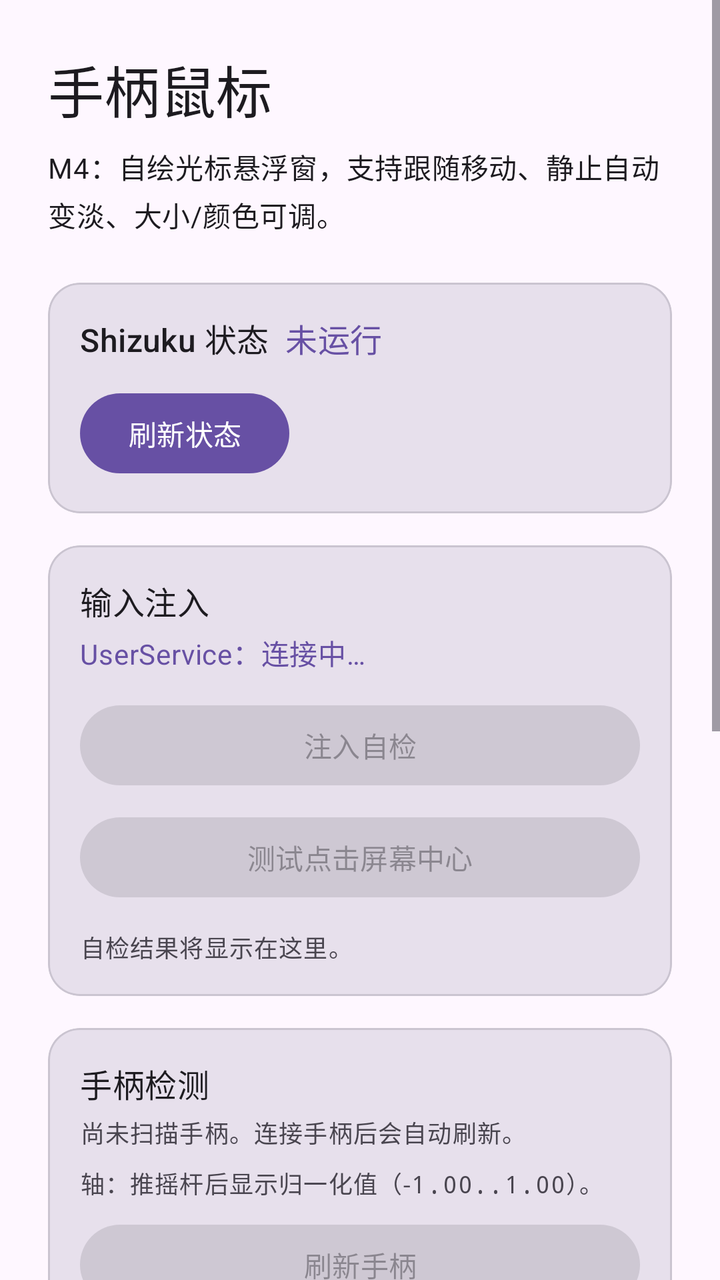
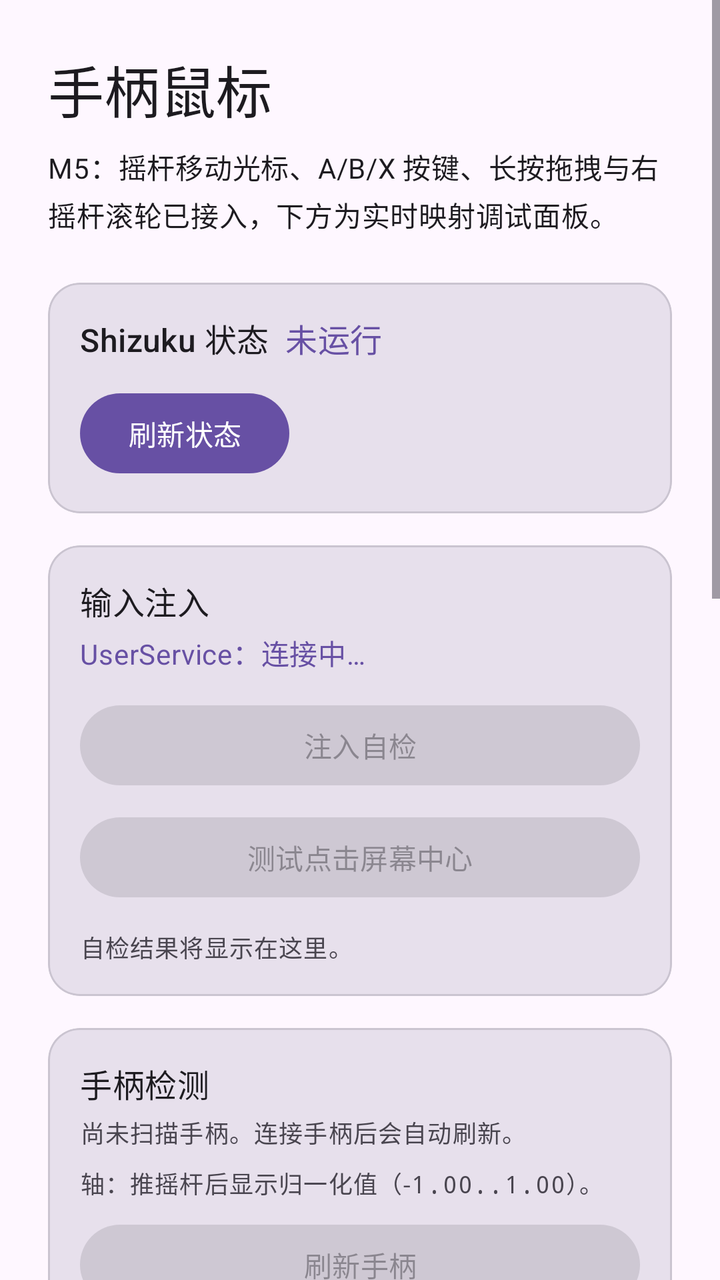

Compare the two renders of this Android layout. The source of the first and the diff that turns it into the second are given below.
<!-- AndroidManifest.xml: application theme Theme.PadMouse -->
<!-- res/layout/activity_main.xml -->
<?xml version="1.0" encoding="utf-8"?>
<ScrollView xmlns:android="http://schemas.android.com/apk/res/android"
    xmlns:app="http://schemas.android.com/apk/res-auto"
    android:layout_width="match_parent"
    android:layout_height="match_parent"
    android:fillViewport="true">

    <LinearLayout
        android:layout_width="match_parent"
        android:layout_height="wrap_content"
        android:orientation="vertical"
        android:padding="24dp">

        <TextView
            android:layout_width="wrap_content"
            android:layout_height="wrap_content"
            android:text="@string/main_title"
            android:textAppearance="?attr/textAppearanceHeadlineMedium" />

        <TextView
            android:layout_width="wrap_content"
            android:layout_height="wrap_content"
            android:layout_marginTop="8dp"
            android:text="@string/main_placeholder_hint"
            android:textAppearance="?attr/textAppearanceBodyMedium" />

        <com.google.android.material.card.MaterialCardView
            android:layout_width="match_parent"
            android:layout_height="wrap_content"
            android:layout_marginTop="24dp"
            app:cardBackgroundColor="?attr/colorSurfaceVariant"
            app:cardCornerRadius="16dp"
            app:cardElevation="0dp">

            <LinearLayout
                android:layout_width="match_parent"
                android:layout_height="wrap_content"
                android:orientation="vertical"
                android:padding="16dp">

                <LinearLayout
                    android:layout_width="match_parent"
                    android:layout_height="wrap_content"
                    android:gravity="center_vertical"
                    android:orientation="horizontal">

                    <TextView
                        android:layout_width="wrap_content"
                        android:layout_height="wrap_content"
                        android:text="@string/shizuku_status_label"
                        android:textAppearance="?attr/textAppearanceTitleMedium" />

                    <TextView
                        android:id="@+id/shizuku_status_value"
                        android:layout_width="wrap_content"
                        android:layout_height="wrap_content"
                        android:layout_marginStart="8dp"
                        android:text="@string/shizuku_status_not_running"
                        android:textAppearance="?attr/textAppearanceTitleMedium"
                        android:textColor="?attr/colorPrimary" />

                </LinearLayout>

                <TextView
                    android:id="@+id/shizuku_hint"
                    android:layout_width="match_parent"
                    android:layout_height="wrap_content"
                    android:layout_marginTop="8dp"
                    android:textAppearance="?attr/textAppearanceBodyMedium"
                    android:visibility="gone" />

                <LinearLayout
                    android:layout_width="match_parent"
                    android:layout_height="wrap_content"
                    android:layout_marginTop="12dp"
                    android:orientation="horizontal">

                    <Button
                        android:id="@+id/button_refresh_shizuku"
                        android:layout_width="wrap_content"
                        android:layout_height="wrap_content"
                        android:text="@string/shizuku_action_refresh" />

                    <Button
                        android:id="@+id/button_request_shizuku"
                        android:layout_width="wrap_content"
                        android:layout_height="wrap_content"
                        android:layout_marginStart="8dp"
                        android:text="@string/shizuku_action_request"
                        android:visibility="gone" />

                    <Button
                        android:id="@+id/button_install_shizuku"
                        android:layout_width="wrap_content"
                        android:layout_height="wrap_content"
                        android:layout_marginStart="8dp"
                        android:text="@string/shizuku_action_install"
                        android:visibility="gone" />

                </LinearLayout>

            </LinearLayout>

        </com.google.android.material.card.MaterialCardView>

        <com.google.android.material.card.MaterialCardView
            android:layout_width="match_parent"
            android:layout_height="wrap_content"
            android:layout_marginTop="16dp"
            app:cardBackgroundColor="?attr/colorSurfaceVariant"
            app:cardCornerRadius="16dp"
            app:cardElevation="0dp">

            <LinearLayout
                android:layout_width="match_parent"
                android:layout_height="wrap_content"
                android:orientation="vertical"
                android:padding="16dp">

                <TextView
                    android:layout_width="wrap_content"
                    android:layout_height="wrap_content"
                    android:text="@string/inject_card_title"
                    android:textAppearance="?attr/textAppearanceTitleMedium" />

                <TextView
                    android:id="@+id/inject_service_status"
                    android:layout_width="match_parent"
                    android:layout_height="wrap_content"
                    android:layout_marginTop="4dp"
                    android:text="@string/inject_service_status_connecting"
                    android:textAppearance="?attr/textAppearanceBodyMedium"
                    android:textColor="?attr/colorPrimary" />

                <Button
                    android:id="@+id/button_self_test"
                    android:layout_width="match_parent"
                    android:layout_height="wrap_content"
                    android:layout_marginTop="12dp"
                    android:enabled="false"
                    android:text="@string/inject_action_self_test" />

                <Button
                    android:id="@+id/button_test_tap"
                    android:layout_width="match_parent"
                    android:layout_height="wrap_content"
                    android:layout_marginTop="8dp"
                    android:enabled="false"
                    android:text="@string/inject_action_test_tap" />

                <TextView
                    android:id="@+id/inject_result"
                    android:layout_width="match_parent"
                    android:layout_height="wrap_content"
                    android:layout_marginTop="12dp"
                    android:fontFamily="monospace"
                    android:text="@string/inject_result_idle"
                    android:textAppearance="?attr/textAppearanceBodySmall"
                    android:textIsSelectable="true" />

            </LinearLayout>

        </com.google.android.material.card.MaterialCardView>

        <com.google.android.material.card.MaterialCardView
            android:layout_width="match_parent"
            android:layout_height="wrap_content"
            android:layout_marginTop="16dp"
            app:cardBackgroundColor="?attr/colorSurfaceVariant"
            app:cardCornerRadius="16dp"
            app:cardElevation="0dp">

            <LinearLayout
                android:layout_width="match_parent"
                android:layout_height="wrap_content"
                android:orientation="vertical"
                android:padding="16dp">

                <TextView
                    android:layout_width="wrap_content"
                    android:layout_height="wrap_content"
                    android:text="@string/gamepad_card_title"
                    android:textAppearance="?attr/textAppearanceTitleMedium" />

                <TextView
                    android:id="@+id/gamepad_summary"
                    android:layout_width="match_parent"
                    android:layout_height="wrap_content"
                    android:layout_marginTop="4dp"
                    android:fontFamily="monospace"
                    android:text="@string/gamepad_summary_idle"
                    android:textAppearance="?attr/textAppearanceBodySmall"
                    android:textIsSelectable="true" />

                <TextView
                    android:id="@+id/gamepad_axes"
                    android:layout_width="match_parent"
                    android:layout_height="wrap_content"
                    android:layout_marginTop="8dp"
                    android:fontFamily="monospace"
                    android:text="@string/gamepad_axes_idle"
                    android:textAppearance="?attr/textAppearanceBodySmall" />

                <Button
                    android:id="@+id/button_refresh_gamepad"
                    android:layout_width="match_parent"
                    android:layout_height="wrap_content"
                    android:layout_marginTop="8dp"
                    android:enabled="false"
                    android:text="@string/gamepad_action_refresh" />

                <TextView
                    android:layout_width="match_parent"
                    android:layout_height="wrap_content"
                    android:layout_marginTop="12dp"
                    android:text="@string/gamepad_events_title"
                    android:textAppearance="?attr/textAppearanceTitleSmall" />

                <TextView
                    android:id="@+id/gamepad_events"
                    android:layout_width="match_parent"
                    android:layout_height="wrap_content"
                    android:layout_marginTop="4dp"
                    android:fontFamily="monospace"
                    android:text="@string/gamepad_events_idle"
                    android:textAppearance="?attr/textAppearanceBodySmall"
                    android:textIsSelectable="true" />

            </LinearLayout>

        </com.google.android.material.card.MaterialCardView>

        <com.google.android.material.card.MaterialCardView
            android:layout_width="match_parent"
            android:layout_height="wrap_content"
            android:layout_marginTop="16dp"
            app:cardBackgroundColor="?attr/colorSurfaceVariant"
            app:cardCornerRadius="16dp"
            app:cardElevation="0dp">

            <LinearLayout
                android:layout_width="match_parent"
                android:layout_height="wrap_content"
                android:orientation="vertical"
                android:padding="16dp">

                <TextView
                    android:layout_width="wrap_content"
                    android:layout_height="wrap_content"
                    android:text="@string/cursor_card_title"
                    android:textAppearance="?attr/textAppearanceTitleMedium" />

                <LinearLayout
                    android:layout_width="match_parent"
                    android:layout_height="wrap_content"
                    android:layout_marginTop="8dp"
                    android:gravity="center_vertical"
                    android:orientation="horizontal">

                    <TextView
                        android:layout_width="wrap_content"
                        android:layout_height="wrap_content"
                        android:text="@string/cursor_overlay_permission_label"
                        android:textAppearance="?attr/textAppearanceBodyMedium" />

                    <TextView
                        android:id="@+id/overlay_status_value"
                        android:layout_width="wrap_content"
                        android:layout_height="wrap_content"
                        android:layout_marginStart="8dp"
                        android:text="@string/cursor_overlay_denied"
                        android:textAppearance="?attr/textAppearanceBodyMedium"
                        android:textColor="?attr/colorPrimary" />

                    <Button
                        android:id="@+id/button_grant_overlay"
                        android:layout_width="wrap_content"
                        android:layout_height="wrap_content"
                        android:layout_marginStart="8dp"
                        android:text="@string/cursor_action_grant_overlay" />

                </LinearLayout>

                <androidx.appcompat.widget.SwitchCompat
                    android:id="@+id/switch_cursor"
                    android:layout_width="match_parent"
                    android:layout_height="wrap_content"
                    android:layout_marginTop="12dp"
                    android:text="@string/cursor_action_toggle" />

                <LinearLayout
                    android:layout_width="match_parent"
                    android:layout_height="wrap_content"
                    android:layout_marginTop="16dp"
                    android:gravity="center_vertical"
                    android:orientation="horizontal">

                    <TextView
                        android:layout_width="0dp"
                        android:layout_height="wrap_content"
                        android:layout_weight="1"
                        android:text="@string/cursor_size_label"
                        android:textAppearance="?attr/textAppearanceBodyMedium" />

                    <TextView
                        android:id="@+id/cursor_size_value"
                        android:layout_width="wrap_content"
                        android:layout_height="wrap_content"
                        android:text="@string/cursor_size_value_default"
                        android:textAppearance="?attr/textAppearanceBodyMedium"
                        android:textColor="?attr/colorPrimary" />

                </LinearLayout>

                <SeekBar
                    android:id="@+id/seek_cursor_size"
                    android:layout_width="match_parent"
                    android:layout_height="wrap_content" />

                <LinearLayout
                    android:layout_width="match_parent"
                    android:layout_height="wrap_content"
                    android:layout_marginTop="8dp"
                    android:gravity="center_vertical"
                    android:orientation="horizontal">

                    <TextView
                        android:layout_width="0dp"
                        android:layout_height="wrap_content"
                        android:layout_weight="1"
                        android:text="@string/cursor_idle_label"
                        android:textAppearance="?attr/textAppearanceBodyMedium" />

                    <TextView
                        android:id="@+id/cursor_idle_value"
                        android:layout_width="wrap_content"
                        android:layout_height="wrap_content"
                        android:text="@string/cursor_idle_value_default"
                        android:textAppearance="?attr/textAppearanceBodyMedium"
                        android:textColor="?attr/colorPrimary" />

                </LinearLayout>

                <SeekBar
                    android:id="@+id/seek_cursor_idle"
                    android:layout_width="match_parent"
                    android:layout_height="wrap_content" />

                <TextView
                    android:layout_width="wrap_content"
                    android:layout_height="wrap_content"
                    android:layout_marginTop="8dp"
                    android:text="@string/cursor_color_label"
                    android:textAppearance="?attr/textAppearanceBodyMedium" />

                <RadioGroup
                    android:id="@+id/radio_group_cursor_color"
                    android:layout_width="match_parent"
                    android:layout_height="wrap_content"
                    android:layout_marginTop="4dp"
                    android:orientation="horizontal">

                    <RadioButton
                        android:id="@+id/radio_cursor_white"
                        android:layout_width="wrap_content"
                        android:layout_height="wrap_content"
                        android:text="@string/cursor_color_white" />

                    <RadioButton
                        android:id="@+id/radio_cursor_black"
                        android:layout_width="wrap_content"
                        android:layout_height="wrap_content"
                        android:layout_marginStart="8dp"
                        android:text="@string/cursor_color_black" />

                    <RadioButton
                        android:id="@+id/radio_cursor_yellow"
                        android:layout_width="wrap_content"
                        android:layout_height="wrap_content"
                        android:layout_marginStart="8dp"
                        android:text="@string/cursor_color_yellow" />

                </RadioGroup>

            </LinearLayout>

        </com.google.android.material.card.MaterialCardView>

    </LinearLayout>

</ScrollView>
<!-- resources referenced by this layout -->
<resources>
  <string name="cursor_action_grant_overlay">授予悬浮窗权限</string>
  <string name="cursor_action_toggle">显示光标（悬浮窗）</string>
  <string name="cursor_card_title">光标悬浮窗</string>
  <string name="cursor_color_black">黑色</string>
  <string name="cursor_color_label">光标颜色</string>
  <string name="cursor_color_white">白色</string>
  <string name="cursor_color_yellow">黄色</string>
  <string name="cursor_idle_label">静止后自动变淡</string>
  <string name="cursor_idle_value_default">3 秒</string>
  <string name="cursor_overlay_denied">未授予</string>
  <string name="cursor_overlay_permission_label">悬浮窗权限</string>
  <string name="cursor_size_label">光标大小</string>
  <string name="cursor_size_value_default">28 dp</string>
  <string name="gamepad_action_refresh">刷新手柄</string>
  <string name="gamepad_axes_idle">轴：推摇杆后显示归一化值（-1.00..1.00）。</string>
  <string name="gamepad_card_title">手柄检测</string>
  <string name="gamepad_events_idle">按键事件将显示在这里。</string>
  <string name="gamepad_events_title">最近按键事件（最多 10 条）</string>
  <string name="gamepad_summary_idle">尚未扫描手柄。连接手柄后会自动刷新。</string>
  <string name="inject_action_self_test">注入自检</string>
  <string name="inject_action_test_tap">测试点击屏幕中心</string>
  <string name="inject_card_title">输入注入</string>
  <string name="inject_result_idle">自检结果将显示在这里。</string>
  <string name="inject_service_status_connecting">UserService：连接中…</string>
  <string name="main_placeholder_hint">M4：自绘光标悬浮窗，支持跟随移动、静止自动变淡、大小/颜色可调。</string>
  <string name="main_title">手柄鼠标</string>
  <string name="shizuku_action_install">去安装 Shizuku</string>
  <string name="shizuku_action_refresh">刷新状态</string>
  <string name="shizuku_action_request">申请授权</string>
  <string name="shizuku_status_label">Shizuku 状态</string>
  <string name="shizuku_status_not_running">未运行</string>
  <style name="Theme.PadMouse" parent="Theme.Material3.DayNight.NoActionBar" />
</resources>

<!-- the commit's change to res/layout/activity_main.xml (unified diff, before → after) -->
@@ -247,6 +247,76 @@
                 <TextView
                     android:layout_width="wrap_content"
                     android:layout_height="wrap_content"
+                    android:text="@string/mapping_card_title"
+                    android:textAppearance="?attr/textAppearanceTitleMedium" />
+
+                <TextView
+                    android:id="@+id/mapping_status"
+                    android:layout_width="match_parent"
+                    android:layout_height="wrap_content"
+                    android:layout_marginTop="4dp"
+                    android:text="@string/mapping_status_idle"
+                    android:textAppearance="?attr/textAppearanceBodyMedium"
+                    android:textColor="?attr/colorPrimary" />
+
+                <TextView
+                    android:id="@+id/mapping_cursor_value"
+                    android:layout_width="match_parent"
+                    android:layout_height="wrap_content"
+                    android:layout_marginTop="8dp"
+                    android:fontFamily="monospace"
+                    android:text="@string/mapping_cursor_idle"
+                    android:textAppearance="?attr/textAppearanceBodySmall"
+                    android:textIsSelectable="true" />
+
+                <TextView
+                    android:id="@+id/mapping_vector_value"
+                    android:layout_width="match_parent"
+                    android:layout_height="wrap_content"
+                    android:layout_marginTop="4dp"
+                    android:fontFamily="monospace"
+                    android:text="@string/mapping_vector_idle"
+                    android:textAppearance="?attr/textAppearanceBodySmall"
+                    android:textIsSelectable="true" />
+
+                <TextView
+                    android:id="@+id/mapping_action_value"
+                    android:layout_width="match_parent"
+                    android:layout_height="wrap_content"
+                    android:layout_marginTop="4dp"
+                    android:fontFamily="monospace"
+                    android:text="@string/mapping_action_idle"
+                    android:textAppearance="?attr/textAppearanceBodySmall"
+                    android:textIsSelectable="true" />
+
+                <TextView
+                    android:layout_width="match_parent"
+                    android:layout_height="wrap_content"
+                    android:layout_marginTop="12dp"
+                    android:text="@string/mapping_bindings_summary"
+                    android:textAppearance="?attr/textAppearanceBodySmall" />
+
+            </LinearLayout>
+
+        </com.google.android.material.card.MaterialCardView>
+
+        <com.google.android.material.card.MaterialCardView
+            android:layout_width="match_parent"
+            android:layout_height="wrap_content"
+            android:layout_marginTop="16dp"
+            app:cardBackgroundColor="?attr/colorSurfaceVariant"
+            app:cardCornerRadius="16dp"
+            app:cardElevation="0dp">
+
+            <LinearLayout
+                android:layout_width="match_parent"
+                android:layout_height="wrap_content"
+                android:orientation="vertical"
+                android:padding="16dp">
+
+                <TextView
+                    android:layout_width="wrap_content"
+                    android:layout_height="wrap_content"
                     android:text="@string/cursor_card_title"
                     android:textAppearance="?attr/textAppearanceTitleMedium" />
 
<!-- resource entries referenced after the edit -->
@@ -24,8 +24,14 @@
   <string name="inject_card_title">输入注入</string>
   <string name="inject_result_idle">自检结果将显示在这里。</string>
   <string name="inject_service_status_connecting">UserService：连接中…</string>
-  <string name="main_placeholder_hint">M4：自绘光标悬浮窗，支持跟随移动、静止自动变淡、大小/颜色可调。</string>
+  <string name="main_placeholder_hint">M5：摇杆移动光标、A/B/X 按键、长按拖拽与右摇杆滚轮已接入，下方为实时映射调试面板。</string>
   <string name="main_title">手柄鼠标</string>
+  <string name="mapping_action_idle">最近动作: -</string>
+  <string name="mapping_bindings_summary">默认绑定：A→点击 / 长按拖拽 · B→右键 · X→中键 · LT→左键按住 · RT→右键按住 · TL/TR→滚轮上/下 · 左摇杆移动 · 右摇杆滚轮</string>
+  <string name="mapping_card_title">映射引擎（调试）</string>
+  <string name="mapping_cursor_idle">光标: -</string>
+  <string name="mapping_status_idle">映射未启动：打开光标后自动启用。</string>
+  <string name="mapping_vector_idle">左摇杆 (0.00, 0.00) · 右摇杆 (0.00, 0.00)</string>
   <string name="shizuku_action_install">去安装 Shizuku</string>
   <string name="shizuku_action_refresh">刷新状态</string>
   <string name="shizuku_action_request">申请授权</string>
